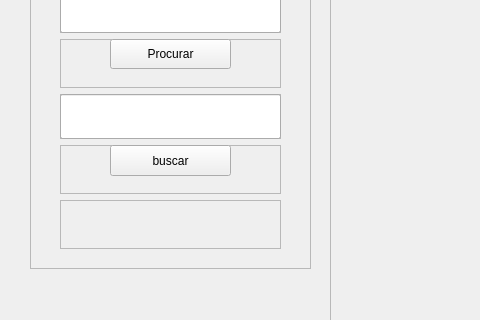
Old version of the form untitled4/janelaLDE.ui in the repository LPfontes/Projeto_estrutura_de-dados; both pictures show x 0 to 480 and y 432 to 752 of the 1260 by 903 pixel window.
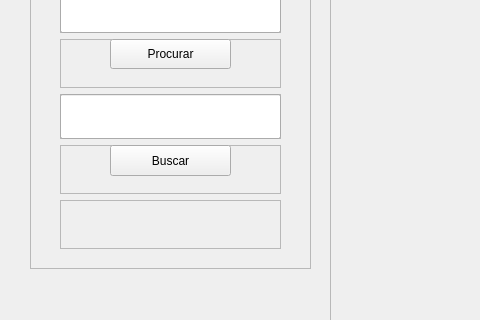
New version of the form.

The edit to the form file:
```diff
--- a/untitled4/janelaLDE.ui
+++ b/untitled4/janelaLDE.ui
@@ -289,7 +289,7 @@
           </size>
          </property>
          <property name="text">
-          <string>buscar</string>
+          <string>Buscar</string>
          </property>
         </widget>
        </widget>
```
